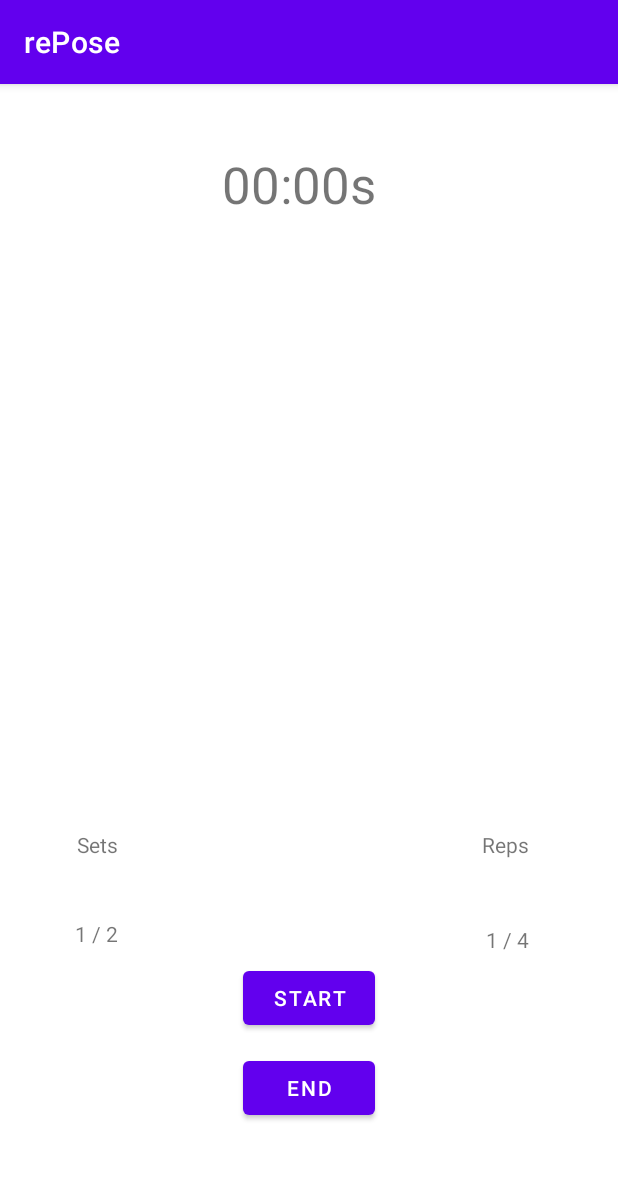
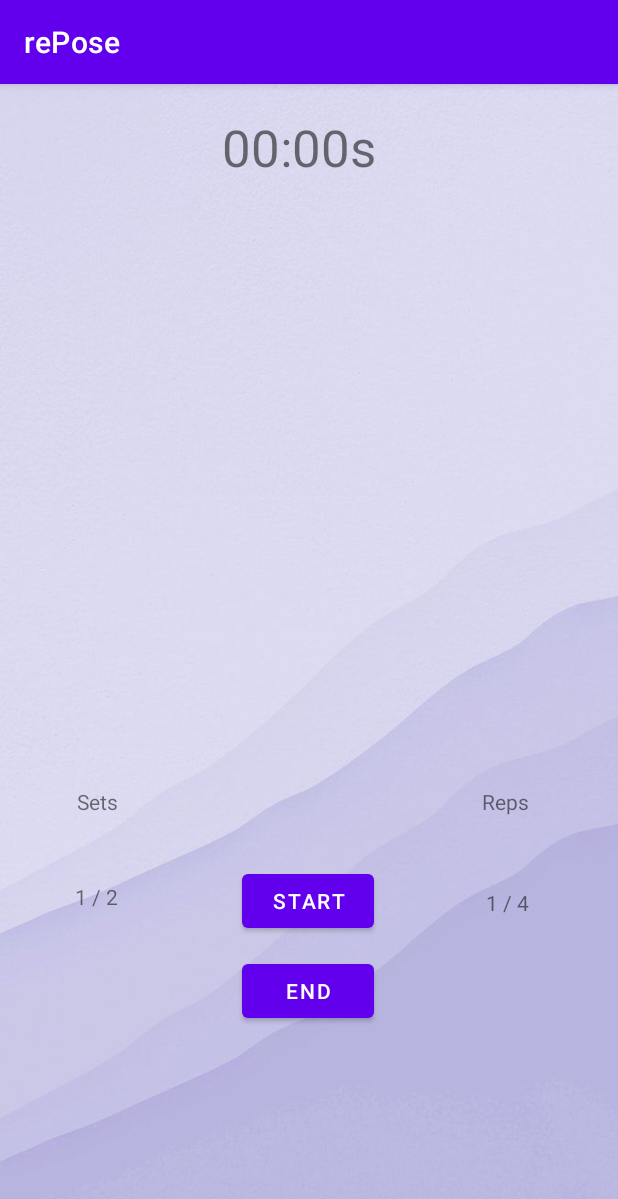
Before and after one commit to 401d11/repose, an Android app: the StretchPageActivity screen opened directly, with no data from a screen before it, on a phone screen of 412 x 824 dp. Shown: the top 1199 px of the screen. Run offline under Robolectric (Android 15) with nearby library versions, the phone set to English and light mode, and no system bars; libraries missing offline, so code that uses them is left out: com.amplifyframework.api, com.amplifyframework.core; 1 statement that could not run was skipped.

Commit message:
added logos and general styling

```diff
--- a/app/src/main/java/com/jrdevsolutions/repose/activities/FinishedActivity.java
+++ b/app/src/main/java/com/jrdevsolutions/repose/activities/FinishedActivity.java
@@ -1,6 +1,4 @@
 package com.jrdevsolutions.repose.activities;
-
-import static android.content.ContentValues.TAG;
 
 import androidx.appcompat.app.AppCompatActivity;
 
--- a/app/src/main/java/com/jrdevsolutions/repose/activities/LoginActivity.java
+++ b/app/src/main/java/com/jrdevsolutions/repose/activities/LoginActivity.java
@@ -7,6 +7,7 @@ import android.os.Bundle;
 import android.util.Log;
 import android.widget.Button;
 import android.widget.EditText;
+import android.widget.ImageView;
 import android.widget.TextView;
 import android.widget.Toast;
 
@@ -20,6 +21,9 @@ public class LoginActivity extends AppCompatActivity {
     protected void onCreate(Bundle savedInstanceState) {
         super.onCreate(savedInstanceState);
         setContentView(R.layout.activity_login);
+
+        ImageView appLogoImageView = findViewById(R.id.loginLogoImageView);
+        appLogoImageView.setImageResource(R.drawable.reposelogo);
 
         Button loginButton = findViewById(R.id.loginButton);
         loginButton.setOnClickListener( view -> {
--- a/app/src/main/java/com/jrdevsolutions/repose/activities/RoutinesActivity.java
+++ b/app/src/main/java/com/jrdevsolutions/repose/activities/RoutinesActivity.java
@@ -6,18 +6,13 @@ import androidx.recyclerview.widget.RecyclerView;
 
 import android.content.Intent;
 import android.os.Bundle;
-import android.os.Parcelable;
-import android.util.Log;
 import android.widget.Button;
 
-import com.amplifyframework.api.graphql.model.ModelQuery;
-import com.amplifyframework.core.Amplify;
 import com.amplifyframework.datastore.generated.model.Stretch;
 import com.jrdevsolutions.repose.R;
 import com.jrdevsolutions.repose.adapters.RoutinesRecyclerViewAdapter;
 import com.jrdevsolutions.repose.adapters.StretchRecyclerViewAdapter;
 
-import java.io.Serializable;
 import java.util.ArrayList;
 import java.util.List;
 
--- a/app/src/main/java/com/jrdevsolutions/repose/activities/SignUpActivity.java
+++ b/app/src/main/java/com/jrdevsolutions/repose/activities/SignUpActivity.java
@@ -7,6 +7,7 @@ import android.os.Bundle;
 import android.util.Log;
 import android.widget.Button;
 import android.widget.EditText;
+import android.widget.ImageView;
 import android.widget.TextView;
 import android.widget.Toast;
 
@@ -23,6 +24,9 @@ public class SignUpActivity extends AppCompatActivity {
     protected void onCreate(Bundle savedInstanceState) {
         super.onCreate(savedInstanceState);
         setContentView(R.layout.activity_sign_up);
+
+        ImageView appLogoImageView = findViewById(R.id.signUpLogoImageView);
+        appLogoImageView.setImageResource(R.drawable.reposelogo);
 
         Button signUpButton = findViewById(R.id.loginButton);
         signUpButton.setOnClickListener( view -> {
--- a/app/src/main/java/com/jrdevsolutions/repose/activities/SignUpVerifyActivity.java
+++ b/app/src/main/java/com/jrdevsolutions/repose/activities/SignUpVerifyActivity.java
@@ -7,6 +7,7 @@ import android.os.Bundle;
 import android.util.Log;
 import android.widget.Button;
 import android.widget.EditText;
+import android.widget.ImageView;
 import android.widget.Toast;
 
 import com.amplifyframework.core.Amplify;
@@ -19,6 +20,9 @@ public class SignUpVerifyActivity extends AppCompatActivity {
     protected void onCreate(Bundle savedInstanceState) {
         super.onCreate(savedInstanceState);
         setContentView(R.layout.activity_sign_up_verify);
+
+        ImageView appLogoImageView = findViewById(R.id.verifyLogoImageView);
+        appLogoImageView.setImageResource(R.drawable.reposelogo);
 
         Intent intent = getIntent();
         EditText verifyEmailEditText = findViewById(R.id.verifyEmailEditText);
--- a/app/src/main/java/com/jrdevsolutions/repose/activities/StretchPageActivity.java
+++ b/app/src/main/java/com/jrdevsolutions/repose/activities/StretchPageActivity.java
@@ -9,6 +9,7 @@ import android.media.MediaPlayer;
 import android.os.Bundle;
 import android.os.CountDownTimer;
 import android.os.Handler;
+import android.text.method.ScrollingMovementMethod;
 import android.util.Log;
 import android.widget.Button;
 import android.widget.ImageView;
@@ -48,10 +49,12 @@ public class StretchPageActivity extends AppCompatActivity {
     TextView stretchDescription;
     int currentReps = 10;
     int currentSets = 1;
+    MediaPlayer notifymp = new MediaPlayer();
+    long delaytime = 1 * 1000;
+    boolean isStretching = false;
 
     Handler timerHandler = new Handler();
     Runnable timerRunnable = new Runnable() {
-
 
         @SuppressLint("DefaultLocale")
         @Override
@@ -72,7 +75,9 @@ public class StretchPageActivity extends AppCompatActivity {
                 }
 
                 public void onFinish() {
+                    notifymp.start();
                     millisLeft = (5 * 1000) + 999;
+                    delaytime = 1* 1000;
                     timerTextView.setText("0" + Long.toString(min) + ":" + Long.toString(sec) + "s");
                     currentReps++;
                     if (currentReps > stretchList.get(currentStretchIndex).getReps()) {
@@ -85,7 +90,6 @@ public class StretchPageActivity extends AppCompatActivity {
                         currentSets = 1;
                         currentStretchIndex++;
                         if (currentStretchIndex == stretchList.size()) {
-//                            timerButton.setText("Start");
                             Intent intent = new Intent(StretchPageActivity.this, FinishedActivity.class);
                             startActivity(intent);
                         } else {
@@ -95,11 +99,12 @@ public class StretchPageActivity extends AppCompatActivity {
                             setsLeftTextView.setText(currentSets + " / " + stretchList.get(currentStretchIndex).getSets());
                             getImageFileFromS3AndSetImageView(stretchList.get(currentStretchIndex).getImageKey());
                             playString("The next stretch is " + stretchList.get(currentStretchIndex).getName());
+                            delaytime = 3 * 1000;
                         }
                     }
                     repsLeftTextView.setText(currentReps + " / " + stretchList.get(currentStretchIndex).getReps());
                     setsLeftTextView.setText(currentSets + " / " + stretchList.get(currentStretchIndex).getSets());
-                    timerHandler.postDelayed(timerRunnable, 000);
+                    timerHandler.postDelayed(timerRunnable, delaytime);
                 }
             }.start();
         }
@@ -109,6 +114,7 @@ public class StretchPageActivity extends AppCompatActivity {
     public void onCreate(Bundle savedInstanceState) {
         super.onCreate(savedInstanceState);
         setContentView(R.layout.activity_stretch_page);
+        notifymp = MediaPlayer.create(this, R.raw.bell);
 
         Intent intent = getIntent();
         ArrayList<String> stretchIdList = intent.getStringArrayListExtra("Stretches");
@@ -133,6 +139,7 @@ public class StretchPageActivity extends AppCompatActivity {
                         repsLeftTextView.setText(currentReps + " / " + stretchList.get(0).getReps());
                         setsLeftTextView.setText(currentSets + " / " + stretchList.get(0).getSets());
                         stretchDescription.setText(stretchList.get(0).getDescription());
+                        stretchDescription.setMovementMethod(new ScrollingMovementMethod());
                         playString("The first stretch will be  " + stretchList.get(0).getName());
                     });
                 },
@@ -145,6 +152,7 @@ public class StretchPageActivity extends AppCompatActivity {
 
         Button endButton = findViewById(R.id.endButton);
         endButton.setOnClickListener(view -> {
+            timerPause();
             Intent routinesActivityIntent = new Intent(this, RoutinesActivity.class);
             startActivity(routinesActivityIntent);
         });
@@ -153,15 +161,18 @@ public class StretchPageActivity extends AppCompatActivity {
         timerButton.setText(R.string.Start);
         timerButton.setOnClickListener(view -> {
             if(timerButton.getText().equals("Start")){
+                isStretching = true;
                 Log.i("Started", timerButton.getText().toString());
                 timerButton.setText(R.string.Pause);
-                timerHandler.postDelayed(timerRunnable, 5000);
+                timerHandler.postDelayed(timerRunnable, delaytime);
                 Toast.makeText(StretchPageActivity.this, "Your stretch will begin in 5 seconds!", Toast.LENGTH_LONG).show();
             } else if (timerButton.getText().equals("Pause")){
+                isStretching = false;
                 Log.i("Paused", timerButton.getText().toString());
                 timerButton.setText(R.string.Resume);
                 timerPause();
             } else if (timerButton.getText().equals("Resume")){
+                isStretching = true;
                 timerButton.setText(R.string.Pause);
                 timerResume();
             }
--- a/app/src/main/res/layout/activity_finished.xml
+++ b/app/src/main/res/layout/activity_finished.xml
@@ -4,6 +4,7 @@
     xmlns:tools="http://schemas.android.com/tools"
     android:layout_width="match_parent"
     android:layout_height="match_parent"
+    android:background="@drawable/background"
     tools:context=".activities.FinishedActivity">
 
     <TextView
@@ -12,6 +13,7 @@
         android:layout_height="wrap_content"
         android:text="@string/GoodJob"
         android:textSize="60sp"
+        android:textStyle="bold"
         app:layout_constraintBottom_toBottomOf="parent"
         app:layout_constraintEnd_toEndOf="parent"
         app:layout_constraintStart_toStartOf="parent"
--- a/app/src/main/res/layout/activity_stretch_page.xml
+++ b/app/src/main/res/layout/activity_stretch_page.xml
@@ -4,18 +4,109 @@
     xmlns:tools="http://schemas.android.com/tools"
     android:layout_width="match_parent"
     android:layout_height="match_parent"
+    android:background="@drawable/background"
     tools:context=".activities.StretchPageActivity">
 
     <ImageView
         android:id="@+id/stretchPictureImageView"
         android:layout_width="354dp"
         android:layout_height="200dp"
-        android:layout_marginTop="52dp"
+        android:layout_marginTop="48dp"
         app:layout_constraintEnd_toEndOf="parent"
         app:layout_constraintHorizontal_bias="0.491"
         app:layout_constraintStart_toStartOf="parent"
         app:layout_constraintTop_toBottomOf="@+id/timerTextView"
         tools:srcCompat="@tools:sample/avatars" />
+
+    <TextView
+        android:id="@+id/stretchNameTextView"
+        android:layout_width="wrap_content"
+        android:layout_height="wrap_content"
+        app:layout_constraintBottom_toTopOf="@+id/stretchPictureImageView"
+        app:layout_constraintEnd_toEndOf="parent"
+        app:layout_constraintHorizontal_bias="0.501"
+        app:layout_constraintStart_toStartOf="parent"
+        app:layout_constraintTop_toBottomOf="@+id/timerTextView"
+        app:layout_constraintVertical_bias="0.586"
+        tools:text="@string/stretchName" />
+
+    <TextView
+        android:id="@+id/setsTitleTextView"
+        android:layout_width="wrap_content"
+        android:layout_height="wrap_content"
+        android:layout_marginTop="36dp"
+        android:text="@string/Sets"
+        app:layout_constraintEnd_toEndOf="parent"
+        app:layout_constraintHorizontal_bias="0.133"
+        app:layout_constraintStart_toStartOf="parent"
+        app:layout_constraintTop_toBottomOf="@+id/stretchDescription" />
+
+    <Button
+        android:id="@+id/timerButton"
+        android:layout_width="wrap_content"
+        android:layout_height="wrap_content"
+        android:layout_marginTop="88dp"
+        android:text="@string/Pause"
+        app:layout_constraintEnd_toEndOf="parent"
+        app:layout_constraintHorizontal_bias="0.498"
+        app:layout_constraintStart_toStartOf="parent"
+        app:layout_constraintTop_toBottomOf="@+id/stretchDescription" />
+
+    <Button
+        android:id="@+id/endButton"
+        android:layout_width="wrap_content"
+        android:layout_height="wrap_content"
+        android:layout_marginTop="12dp"
+        android:text="@string/End"
+        app:layout_constraintEnd_toEndOf="parent"
+        app:layout_constraintHorizontal_bias="0.498"
+        app:layout_constraintStart_toStartOf="parent"
+        app:layout_constraintTop_toBottomOf="@+id/timerButton" />
+
+    <TextView
+        android:id="@+id/stretchDescription"
+        android:layout_width="294dp"
+        android:layout_height="88dp"
+        android:layout_marginTop="32dp"
+        android:scrollbars = "vertical"
+        app:layout_constraintEnd_toEndOf="parent"
+        app:layout_constraintHorizontal_bias="0.495"
+        app:layout_constraintStart_toStartOf="parent"
+        app:layout_constraintTop_toBottomOf="@+id/stretchPictureImageView"
+        tools:text="@string/StretchDescription" />
+
+    <TextView
+        android:id="@+id/repsLeftTextView"
+        android:layout_width="wrap_content"
+        android:layout_height="wrap_content"
+        android:layout_marginTop="48dp"
+        android:text="@string/RepsLeft"
+        app:layout_constraintEnd_toEndOf="parent"
+        app:layout_constraintHorizontal_bias="0.845"
+        app:layout_constraintStart_toStartOf="parent"
+        app:layout_constraintTop_toBottomOf="@+id/repsTitleTextView" />
+
+    <TextView
+        android:id="@+id/repsTitleTextView"
+        android:layout_width="wrap_content"
+        android:layout_height="wrap_content"
+        android:layout_marginTop="36dp"
+        android:text="@string/Reps"
+        app:layout_constraintEnd_toEndOf="parent"
+        app:layout_constraintHorizontal_bias="0.803"
+        app:layout_constraintStart_toEndOf="@+id/setsTitleTextView"
+        app:layout_constraintTop_toBottomOf="@+id/stretchDescription" />
+
+    <TextView
+        android:id="@+id/setsLeftTextView"
+        android:layout_width="wrap_content"
+        android:layout_height="wrap_content"
+        android:layout_marginTop="44dp"
+        android:text="@string/SetsLeft"
+        app:layout_constraintEnd_toEndOf="parent"
+        app:layout_constraintHorizontal_bias="0.13"
+        app:layout_constraintStart_toStartOf="parent"
+        app:layout_constraintTop_toBottomOf="@+id/setsTitleTextView" />
 
     <TextView
         android:id="@+id/timerTextView"
@@ -28,93 +119,6 @@
         app:layout_constraintHorizontal_bias="0.478"
         app:layout_constraintStart_toStartOf="parent"
         app:layout_constraintTop_toTopOf="parent"
-        app:layout_constraintVertical_bias="0.061" />
-
-    <TextView
-        android:id="@+id/stretchDescription"
-        android:layout_width="294dp"
-        android:layout_height="88dp"
-        android:layout_marginTop="28dp"
-        app:layout_constraintEnd_toEndOf="parent"
-        app:layout_constraintHorizontal_bias="0.495"
-        app:layout_constraintStart_toStartOf="parent"
-        app:layout_constraintTop_toBottomOf="@+id/stretchPictureImageView"
-        tools:text="@string/StretchDescription" />
-
-    <Button
-        android:id="@+id/timerButton"
-        android:layout_width="wrap_content"
-        android:layout_height="wrap_content"
-        android:layout_marginTop="128dp"
-        android:text="@string/Pause"
-        app:layout_constraintEnd_toEndOf="parent"
-        app:layout_constraintHorizontal_bias="0.501"
-        app:layout_constraintStart_toStartOf="parent"
-        app:layout_constraintTop_toBottomOf="@+id/stretchDescription" />
-
-    <TextView
-        android:id="@+id/setsTitleTextView"
-        android:layout_width="wrap_content"
-        android:layout_height="wrap_content"
-        android:layout_marginTop="40dp"
-        android:text="@string/Sets"
-        app:layout_constraintEnd_toEndOf="parent"
-        app:layout_constraintHorizontal_bias="0.133"
-        app:layout_constraintStart_toStartOf="parent"
-        app:layout_constraintTop_toBottomOf="@+id/stretchDescription" />
-
-    <TextView
-        android:id="@+id/repsLeftTextView"
-        android:layout_width="wrap_content"
-        android:layout_height="wrap_content"
-        android:layout_marginTop="44dp"
-        android:text="@string/RepsLeft"
-        app:layout_constraintEnd_toEndOf="parent"
-        app:layout_constraintHorizontal_bias="0.845"
-        app:layout_constraintStart_toStartOf="parent"
-        app:layout_constraintTop_toBottomOf="@+id/repsTitleTextView" />
-
-    <Button
-        android:id="@+id/endButton"
-        android:layout_width="wrap_content"
-        android:layout_height="wrap_content"
-        android:layout_marginTop="12dp"
-        android:text="@string/End"
-        app:layout_constraintEnd_toEndOf="parent"
-        app:layout_constraintHorizontal_bias="0.501"
-        app:layout_constraintStart_toStartOf="parent"
-        app:layout_constraintTop_toBottomOf="@+id/timerButton" />
-
-    <TextView
-        android:id="@+id/repsTitleTextView"
-        android:layout_width="wrap_content"
-        android:layout_height="wrap_content"
-        android:layout_marginTop="40dp"
-        android:text="@string/Reps"
-        app:layout_constraintEnd_toEndOf="parent"
-        app:layout_constraintHorizontal_bias="0.803"
-        app:layout_constraintStart_toEndOf="@+id/setsTitleTextView"
-        app:layout_constraintTop_toBottomOf="@+id/stretchDescription" />
-
-    <TextView
-        android:id="@+id/setsLeftTextView"
-        android:layout_width="wrap_content"
-        android:layout_height="wrap_content"
-        android:layout_marginTop="40dp"
-        android:text="@string/SetsLeft"
-        app:layout_constraintEnd_toEndOf="parent"
-        app:layout_constraintHorizontal_bias="0.13"
-        app:layout_constraintStart_toStartOf="parent"
-        app:layout_constraintTop_toBottomOf="@+id/setsTitleTextView" />
-
-    <TextView
-        android:id="@+id/stretchNameTextView"
-        android:layout_width="wrap_content"
-        android:layout_height="wrap_content"
-        app:layout_constraintBottom_toTopOf="@+id/stretchPictureImageView"
-        app:layout_constraintEnd_toEndOf="parent"
-        app:layout_constraintStart_toStartOf="parent"
-        app:layout_constraintTop_toBottomOf="@+id/timerTextView"
-        tools:text="@string/stretchName" />
+        app:layout_constraintVertical_bias="0.027" />
 
 </androidx.constraintlayout.widget.ConstraintLayout>
--- a/app/src/main/res/values/strings.xml
+++ b/app/src/main/res/values/strings.xml
@@ -30,4 +30,6 @@
     <string name="hello_blank_fragment">Hello blank fragment</string>
     <string name="email">Email</string>
     <string name="stretchName">Stretch Name</string>
+    <string name="Category">Category</string>
+    <string name="Stretch">Stretch</string>
 </resources>
```
Also changed, not shown: app/src/main/java/com/jrdevsolutions/repose/activities/MainActivity.java (+7 -8 lines), app/src/main/res/layout/activity_login.xml (+27 -26 lines), app/src/main/res/layout/activity_main.xml (+12 -20 lines), app/src/main/res/layout/activity_routines.xml (+25 -0 lines), app/src/main/res/layout/activity_sign_up.xml (+17 -17 lines), app/src/main/res/layout/activity_sign_up_verify.xml (+24 -23 lines), app/src/main/res/drawable/background.jpeg (added), app/src/main/res/drawable/reposelogo.png (added), 1 other file.
